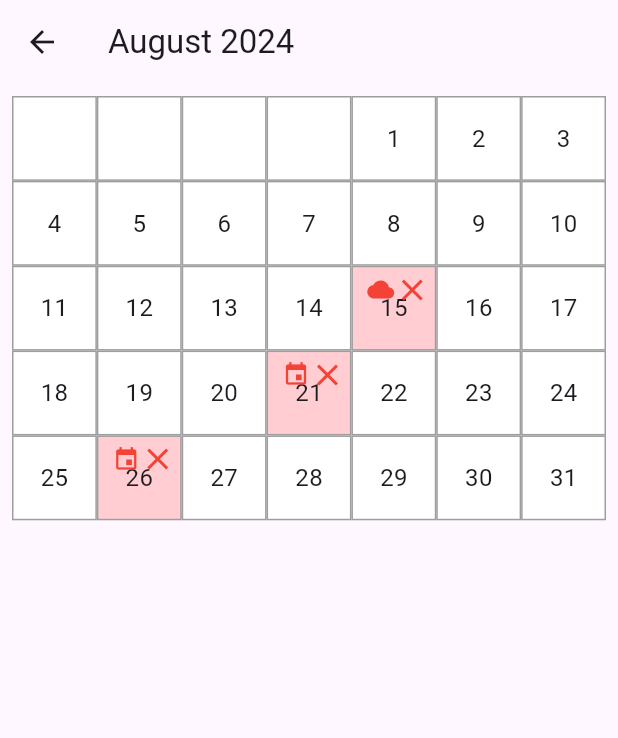
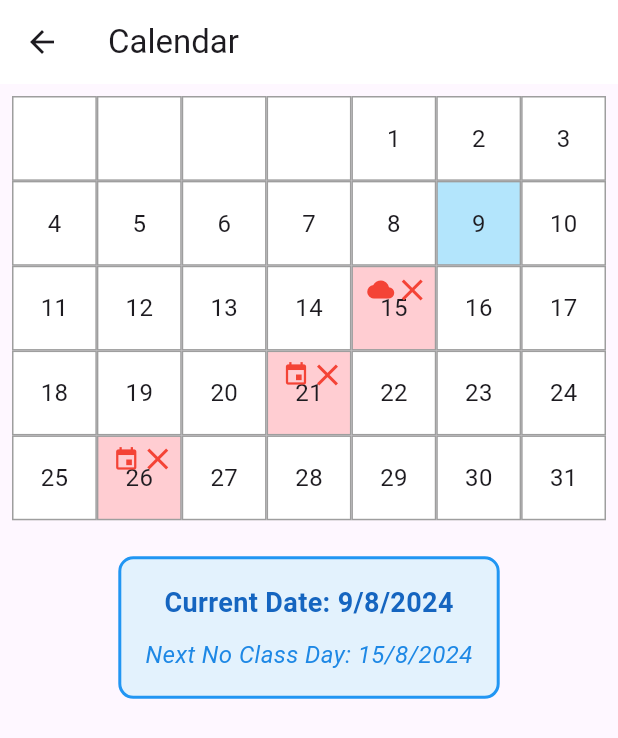
Before and after one commit to AaronCrisologo/Class-Compass-Your-University-Companion-App-, a Flutter app: the CalendarScreen screen opened directly, on a phone screen of 412 x 824 dp. Shown: the top 738 px of the screen. Run offline on Flutter 3.47's test engine with Material 3 defaults, Android fonts, the light colour scheme and no system bars; our stand-ins replace flutter_colorpicker.

Commit message:
Add files via upload

```diff
--- a/lib/calendar_screen.dart
+++ b/lib/calendar_screen.dart
@@ -19,15 +19,25 @@ class _CalendarScreenState extends State<CalendarScreen> {
   List<DateTime> userNoClassDays = [];
   List<DateTime> partialNoClassDays = []; // New list for partial no class days
 
+  DateTime currentDate = DateTime(2024, 8, 9);
+  DateTime nextNoClassDay = DateTime(2024, 8, 15);
+
   @override
   Widget build(BuildContext context) {
     return Scaffold(
       appBar: AppBar(
-        title: Text('August 2024'),
+        title: Text('Calendar'),
+        backgroundColor: Colors.white,
       ),
-      body: Padding(
+      body: SingleChildScrollView(
+        child: Column(
+          children: [
+            Padding(
               padding: const EdgeInsets.all(8.0),
               child: GridView.builder(
+                physics:
+                    NeverScrollableScrollPhysics(), // Disable GridView's own scrolling
+                shrinkWrap: true, // Take up only the necessary space
                 gridDelegate: SliverGridDelegateWithFixedCrossAxisCount(
                   crossAxisCount: 7,
                   childAspectRatio: 1.0,
@@ -46,7 +56,9 @@ class _CalendarScreenState extends State<CalendarScreen> {
                   bool isWeatherDisturbance =
                       weatherDisturbances.contains(currentDay);
                   bool isUserNoClassDay = userNoClassDays.contains(currentDay);
-            bool isPartialNoClassDay = partialNoClassDays.contains(currentDay);
+                  bool isPartialNoClassDay =
+                      partialNoClassDays.contains(currentDay);
+                  bool isCurrentDate = currentDay == currentDate;
 
                   IconData? getIcon() {
                     if (isHoliday) return Icons.event;
@@ -56,6 +68,7 @@ class _CalendarScreenState extends State<CalendarScreen> {
                   }
 
                   Color getBackgroundColor() {
+                    if (isCurrentDate) return Colors.lightBlue[100]!;
                     if (isHoliday || isWeatherDisturbance || isUserNoClassDay) {
                       return Colors.red[100]!;
                     }
@@ -108,8 +121,8 @@ class _CalendarScreenState extends State<CalendarScreen> {
                                 if (isPartialNoClassDay)
                                   Text(
                                     '*',
-                              style:
-                                  TextStyle(color: Colors.red, fontSize: 24.0),
+                                    style: TextStyle(
+                                        color: Colors.red, fontSize: 24.0),
                                   ),
                                 if (isHoliday ||
                                     isWeatherDisturbance ||
@@ -126,6 +139,41 @@ class _CalendarScreenState extends State<CalendarScreen> {
                     ),
                   );
                 },
+              ),
+            ),
+            Padding(
+              padding: const EdgeInsets.all(16.0),
+              child: Container(
+                padding: EdgeInsets.all(16.0),
+                decoration: BoxDecoration(
+                  color: Colors.blue[50],
+                  borderRadius: BorderRadius.circular(10),
+                  border: Border.all(color: Colors.blue, width: 2),
+                ),
+                child: Column(
+                  children: [
+                    Text(
+                      'Current Date: ${currentDate.day}/${currentDate.month}/${currentDate.year}',
+                      style: TextStyle(
+                        fontSize: 18,
+                        fontWeight: FontWeight.bold,
+                        color: Colors.blue[800],
+                      ),
+                    ),
+                    SizedBox(height: 10),
+                    Text(
+                      'Next No Class Day: ${nextNoClassDay.day}/${nextNoClassDay.month}/${nextNoClassDay.year}',
+                      style: TextStyle(
+                        fontSize: 16,
+                        fontStyle: FontStyle.italic,
+                        color: Colors.blue[600],
+                      ),
+                    ),
+                  ],
+                ),
+              ),
+            ),
+          ],
         ),
       ),
     );
--- a/lib/main.dart
+++ b/lib/main.dart
@@ -14,7 +14,7 @@ class ClassCompassApp extends StatelessWidget {
     return MaterialApp(
       title: 'Class Compass',
       theme: ThemeData(
-        primarySwatch: Colors.blue,
+        primarySwatch: Colors.red,
         visualDensity: VisualDensity.adaptivePlatformDensity,
       ),
       home: MainScreen(),
@@ -48,6 +48,7 @@ class _MainScreenState extends State<MainScreen> {
     return Scaffold(
       appBar: AppBar(
         title: Text('Class Compass'),
+        backgroundColor: Colors.red,
       ),
       body: _widgetOptions.elementAt(_selectedIndex),
       bottomNavigationBar: BottomNavigationBar(
@@ -77,6 +78,7 @@ class _MainScreenState extends State<MainScreen> {
         selectedItemColor: Colors.blueAccent,
         unselectedItemColor: Colors.grey,
         onTap: _onItemTapped,
+        backgroundColor: Colors.red,
       ),
       drawer: Drawer(
         child: ListView(
--- a/pubspec.yaml
+++ b/pubspec.yaml
@@ -30,6 +30,7 @@ environment:
 dependencies:
   flutter:
     sdk: flutter
+  flutter_colorpicker: ^1.0.3
 
 
   # The following adds the Cupertino Icons font to your application.
```
Also changed, not shown: lib/schedule_screen.dart (+29 -12 lines). Lines whose indentation alone changed are shown as unchanged.
